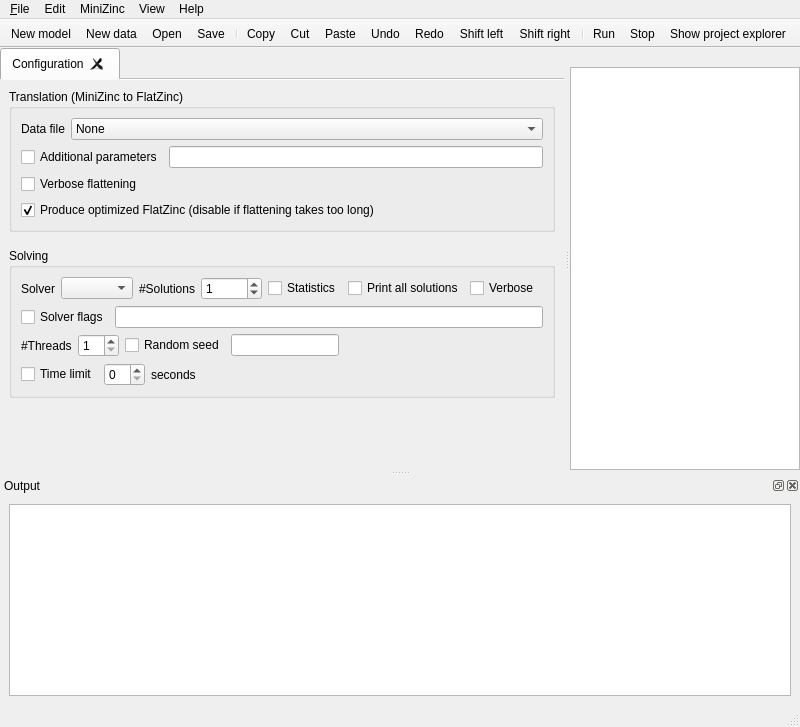
Above: MiniZincIDE/mainwindow.ui from MiniZinc/MiniZincIDE before the change. Below: the same form after it.
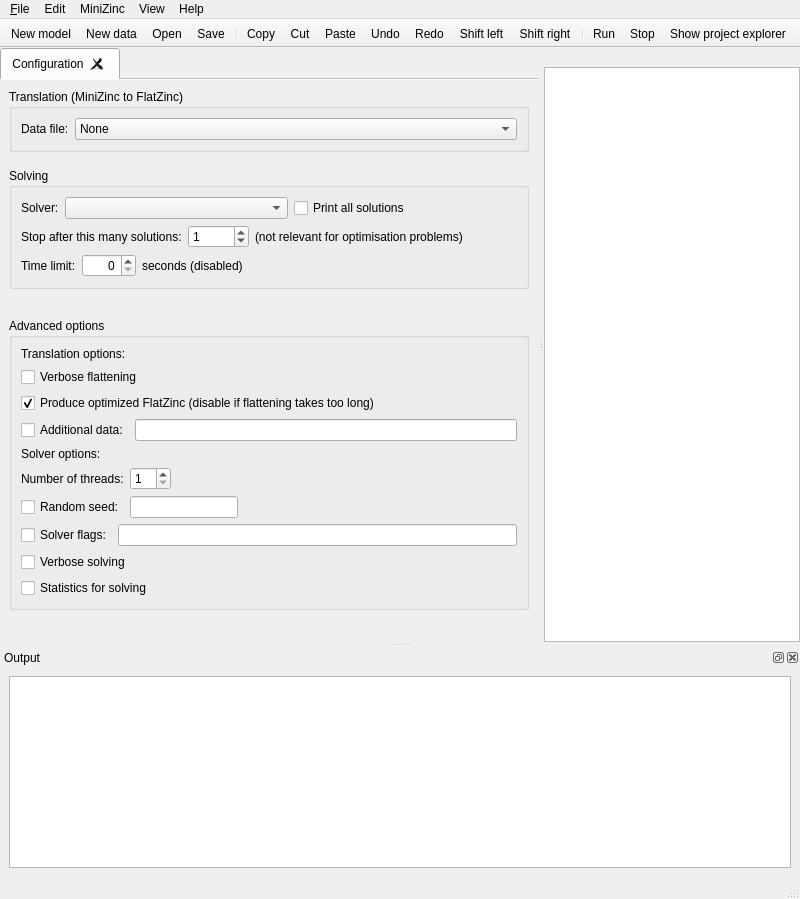
That is the form after the change. Icons and pictures are not drawn. Custom widgets are drawn as their Qt base class.

Commit message: Small changes to the configuration tab

Diff of the .ui file:
```diff
--- a/MiniZincIDE/mainwindow.ui
+++ b/MiniZincIDE/mainwindow.ui
@@ -7,7 +7,7 @@
     <x>0</x>
     <y>0</y>
     <width>800</width>
-    <height>727</height>
+    <height>899</height>
    </rect>
   </property>
   <property name="windowTitle">
@@ -91,7 +91,7 @@
                 </sizepolicy>
                </property>
                <property name="text">
-                <string>Data file</string>
+                <string>Data file:</string>
                </property>
               </widget>
              </item>
@@ -106,37 +106,6 @@
              </item>
             </layout>
            </item>
-           <item>
-            <layout class="QHBoxLayout" name="horizontalLayout_3">
-             <item>
-              <widget class="QCheckBox" name="conf_have_cmd_params">
-               <property name="text">
-                <string>Additional parameters</string>
-               </property>
-              </widget>
-             </item>
-             <item>
-              <widget class="QLineEdit" name="conf_cmd_params"/>
-             </item>
-            </layout>
-           </item>
-           <item>
-            <widget class="QCheckBox" name="conf_verbose">
-             <property name="text">
-              <string>Verbose flattening</string>
-             </property>
-            </widget>
-           </item>
-           <item>
-            <widget class="QCheckBox" name="conf_optimize">
-             <property name="text">
-              <string>Produce optimized FlatZinc (disable if flattening takes too long)</string>
-             </property>
-             <property name="checked">
-              <bool>true</bool>
-             </property>
-            </widget>
-           </item>
           </layout>
          </widget>
         </item>
@@ -181,21 +150,32 @@
                   </sizepolicy>
                  </property>
                  <property name="text">
-                  <string>Solver</string>
+                  <string>Solver:</string>
                  </property>
                 </widget>
                </item>
                <item>
                 <widget class="QComboBox" name="conf_solver"/>
                </item>
+               <item>
+                <widget class="QCheckBox" name="conf_printall">
+                 <property name="text">
+                  <string>Print all solutions</string>
+                 </property>
+                </widget>
+               </item>
               </layout>
              </item>
+            </layout>
+           </item>
+           <item>
+            <layout class="QHBoxLayout" name="horizontalLayout_7">
              <item>
               <layout class="QHBoxLayout" name="horizontalLayout_5">
                <item>
                 <widget class="QLabel" name="label_3">
                  <property name="text">
-                  <string>#Solutions</string>
+                  <string>Stop after this many solutions:</string>
                  </property>
                 </widget>
                </item>
@@ -212,50 +192,147 @@
               </layout>
              </item>
              <item>
-              <widget class="QCheckBox" name="conf_stats">
+              <widget class="QLabel" name="label_6">
                <property name="text">
-                <string>Statistics</string>
+                <string>(not relevant for optimisation problems)</string>
                </property>
               </widget>
              </item>
              <item>
-              <widget class="QCheckBox" name="conf_printall">
+              <spacer name="horizontalSpacer">
+               <property name="orientation">
+                <enum>Qt::Horizontal</enum>
+               </property>
+               <property name="sizeHint" stdset="0">
+                <size>
+                 <width>40</width>
+                 <height>20</height>
+                </size>
+               </property>
+              </spacer>
+             </item>
+            </layout>
+           </item>
+           <item>
+            <layout class="QHBoxLayout" name="horizontalLayout_11">
+             <item>
+              <widget class="QLabel" name="label_8">
                <property name="text">
-                <string>Print all solutions</string>
+                <string>Time limit:</string>
                </property>
               </widget>
              </item>
              <item>
-              <widget class="QCheckBox" name="conf_solver_verbose">
+              <widget class="QSpinBox" name="conf_timeLimit">
+               <property name="alignment">
+                <set>Qt::AlignRight|Qt::AlignTrailing|Qt::AlignVCenter</set>
+               </property>
+               <property name="buttonSymbols">
+                <enum>QAbstractSpinBox::UpDownArrows</enum>
+               </property>
+               <property name="maximum">
+                <number>3600</number>
+               </property>
+              </widget>
+             </item>
+             <item>
+              <widget class="QLabel" name="conf_timeLimit_label">
                <property name="text">
-                <string>Verbose</string>
+                <string>seconds (disabled)</string>
                </property>
               </widget>
              </item>
+             <item>
+              <spacer name="horizontalSpacer_2">
+               <property name="orientation">
+                <enum>Qt::Horizontal</enum>
+               </property>
+               <property name="sizeHint" stdset="0">
+                <size>
+                 <width>40</width>
+                 <height>20</height>
+                </size>
+               </property>
+              </spacer>
+             </item>
             </layout>
            </item>
+          </layout>
+         </widget>
+        </item>
            <item>
-            <layout class="QHBoxLayout" name="horizontalLayout_10">
+         <spacer name="verticalSpacer_3">
+          <property name="orientation">
+           <enum>Qt::Vertical</enum>
+          </property>
+          <property name="sizeHint" stdset="0">
+           <size>
+            <width>20</width>
+            <height>10</height>
+           </size>
+          </property>
+         </spacer>
+        </item>
              <item>
-              <widget class="QCheckBox" name="conf_have_solverFlags">
+         <widget class="QGroupBox" name="groupBox_3">
+          <property name="title">
+           <string>Advanced options</string>
+          </property>
+          <property name="checkable">
+           <bool>false</bool>
+          </property>
+          <layout class="QVBoxLayout" name="verticalLayout_5">
+           <item>
+            <widget class="QLabel" name="label_7">
                <property name="text">
-                <string>Solver flags</string>
+              <string>Translation options:</string>
                </property>
               </widget>
              </item>
              <item>
-              <widget class="QLineEdit" name="conf_solverFlags"/>
-             </item>
+            <widget class="QCheckBox" name="conf_verbose">
+             <property name="text">
+              <string>Verbose flattening</string>
+             </property>
+            </widget>
+           </item>
+           <item>
+            <widget class="QCheckBox" name="conf_optimize">
+             <property name="text">
+              <string>Produce optimized FlatZinc (disable if flattening takes too long)</string>
+             </property>
+             <property name="checked">
+              <bool>true</bool>
+             </property>
+            </widget>
+           </item>
+           <item>
+            <layout class="QHBoxLayout" name="horizontalLayout_3">
+             <item>
+              <widget class="QCheckBox" name="conf_have_cmd_params">
+               <property name="text">
+                <string>Additional data:</string>
+               </property>
+              </widget>
+             </item>
+             <item>
+              <widget class="QLineEdit" name="conf_cmd_params"/>
+             </item>
             </layout>
            </item>
            <item>
-            <layout class="QHBoxLayout" name="horizontalLayout_9">
+            <widget class="QLabel" name="label">
+             <property name="text">
+              <string>Solver options:</string>
+             </property>
+            </widget>
+           </item>
              <item>
-              <layout class="QHBoxLayout" name="horizontalLayout_7">
+            <layout class="QHBoxLayout" name="horizontalLayout_13">
                <item>
                 <widget class="QLabel" name="label_4">
                  <property name="text">
-                  <string>#Threads</string>
+                <string>Number of threads:</string>
                  </property>
                 </widget>
                </item>
@@ -269,14 +346,27 @@
                  </property>
                 </widget>
                </item>
+             <item>
+              <spacer name="horizontalSpacer_3">
+               <property name="orientation">
+                <enum>Qt::Horizontal</enum>
+               </property>
+               <property name="sizeHint" stdset="0">
+                <size>
+                 <width>40</width>
+                 <height>20</height>
+                </size>
+               </property>
+              </spacer>
+             </item>
               </layout>
              </item>
              <item>
-              <layout class="QHBoxLayout" name="horizontalLayout_8">
+            <layout class="QHBoxLayout" name="horizontalLayout_14">
                <item>
                 <widget class="QCheckBox" name="conf_have_seed">
                  <property name="text">
-                  <string>Random seed</string>
+                <string>Random seed:</string>
                  </property>
                 </widget>
                </item>
@@ -291,7 +381,7 @@
                 </widget>
                </item>
                <item>
-                <spacer name="horizontalSpacer">
+              <spacer name="horizontalSpacer_4">
                  <property name="orientation">
                   <enum>Qt::Horizontal</enum>
                  </property>
@@ -305,43 +395,47 @@
                </item>
               </layout>
              </item>
-            </layout>
-           </item>
            <item>
-            <layout class="QHBoxLayout" name="horizontalLayout_11">
+            <layout class="QHBoxLayout" name="horizontalLayout_10">
              <item>
-              <widget class="QCheckBox" name="conf_have_timeLimit">
+              <widget class="QCheckBox" name="conf_have_solverFlags">
                <property name="text">
-                <string>Time limit</string>
+                <string>Solver flags:</string>
                </property>
               </widget>
              </item>
              <item>
-              <widget class="QSpinBox" name="conf_timeLimit"/>
+              <widget class="QLineEdit" name="conf_solverFlags"/>
              </item>
+            </layout>
+           </item>
              <item>
-              <widget class="QLabel" name="label_6">
+            <widget class="QCheckBox" name="conf_solver_verbose">
                <property name="text">
-                <string>seconds</string>
+              <string>Verbose solving</string>
                </property>
               </widget>
              </item>
              <item>
-              <spacer name="horizontalSpacer_2">
-               <property name="orientation">
-                <enum>Qt::Horizontal</enum>
-               </property>
-               <property name="sizeHint" stdset="0">
-                <size>
-                 <width>40</width>
-                 <height>20</height>
-                </size>
-               </property>
-              </spacer>
-             </item>
-            </layout>
-           </item>
-          </layout>
+            <widget class="QCheckBox" name="conf_stats">
+             <property name="text">
+              <string>Statistics for solving</string>
+             </property>
+            </widget>
+           </item>
+          </layout>
+          <zorder></zorder>
+          <zorder></zorder>
+          <zorder>conf_stats</zorder>
+          <zorder>conf_solver_verbose</zorder>
+          <zorder></zorder>
+          <zorder></zorder>
+          <zorder></zorder>
+          <zorder>label</zorder>
+          <zorder>label_7</zorder>
+          <zorder>conf_verbose</zorder>
+          <zorder>conf_optimize</zorder>
+          <zorder></zorder>
          </widget>
         </item>
         <item>
```
Lines whose indentation alone changed are shown as unchanged. The commit also changes 2 other files.
